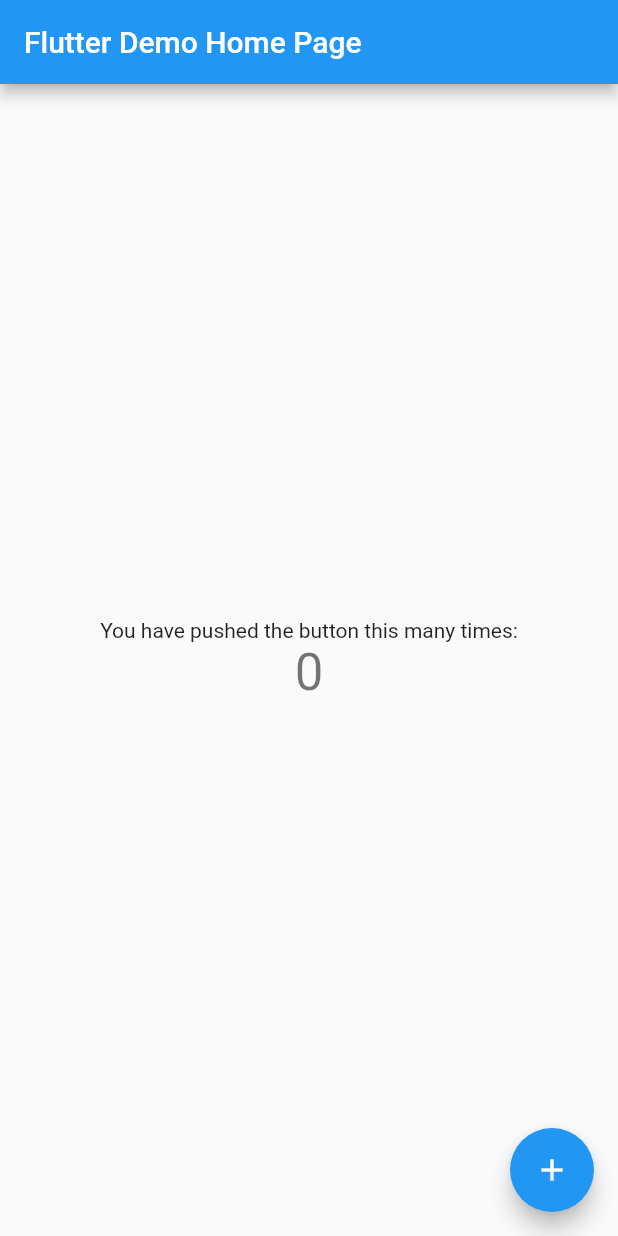
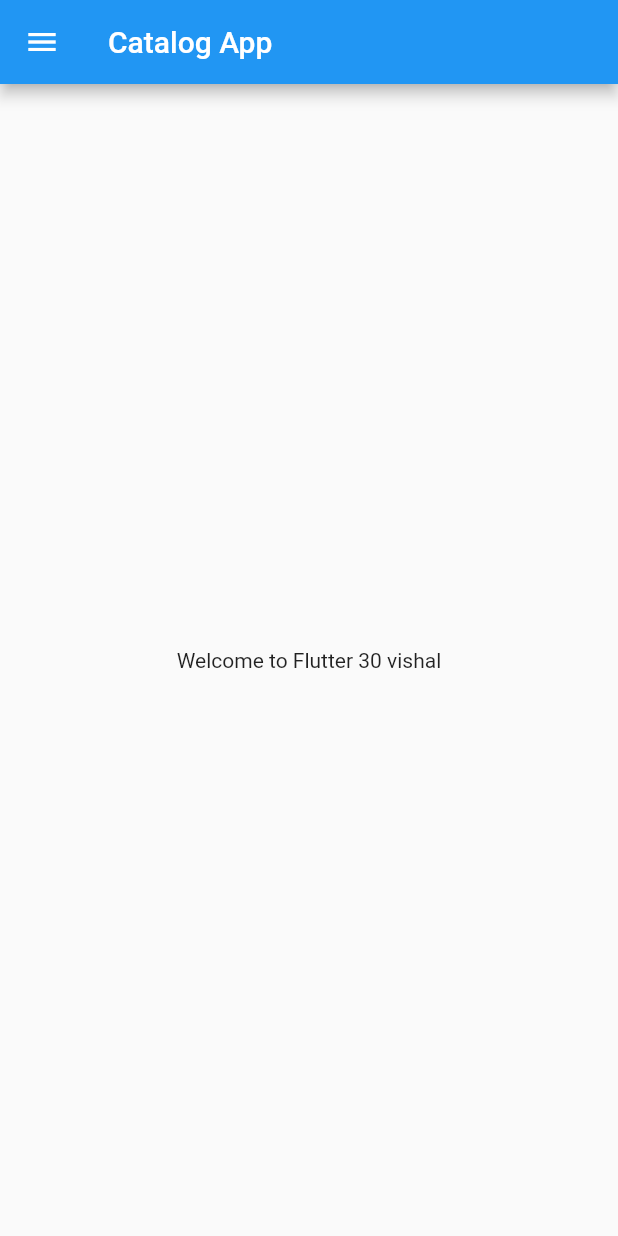
Before and after one commit to Githubsaveme/flutterlearn, a Flutter app: the screen it shows after launch, on a phone screen of 412 x 824 dp. Run offline on Flutter 3.47's test engine with Material 2 defaults, Android fonts, the phone set to English and light mode, and no system bars.

Commit message:
day2 complete

```diff
--- /dev/null
+++ b/lib/home_page.dart
@@ -0,0 +1,22 @@
+import 'package:flutter/material.dart';
+
+class Homepage extends StatelessWidget {
+
+ int day = 30;
+    String name= "vishal";
+
+  @override
+  Widget build(BuildContext context) {
+    return Scaffold(
+      appBar: AppBar(
+        title: Text("Catalog App"),
+        ),
+         body: Center(
+        child: Container(
+          child: Text("Welcome to Flutter $day $name"),
+        ),
+      ),
+      drawer: Drawer(),
+    );
+  }
+}
--- a/lib/main.dart
+++ b/lib/main.dart
@@ -1,115 +1,15 @@
 import 'package:flutter/material.dart';
+import 'package:flutter_catalog/home_page.dart';
 
-void main() {
-  runApp(const MyApp());
+void main(List<String> args) {
+  runApp(Catalog());
 }
 
-class MyApp extends StatelessWidget {
-  const MyApp({Key? key}) : super(key: key);
-
-  // This widget is the root of your application.
+class Catalog extends StatelessWidget {
   @override
   Widget build(BuildContext context) {
+
     return MaterialApp(
-      title: 'Flutter Demo',
-      theme: ThemeData(
-        // This is the theme of your application.
-        //
-        // Try running your application with "flutter run". You'll see the
-        // application has a blue toolbar. Then, without quitting the app, try
-        // changing the primarySwatch below to Colors.green and then invoke
-        // "hot reload" (press "r" in the console where you ran "flutter run",
-        // or simply save your changes to "hot reload" in a Flutter IDE).
-        // Notice that the counter didn't reset back to zero; the application
-        // is not restarted.
-        primarySwatch: Colors.blue,
-      ),
-      home: const MyHomePage(title: 'Flutter Demo Home Page'),
-    );
+      home: Homepage());
   }
 }
-
-class MyHomePage extends StatefulWidget {
-  const MyHomePage({Key? key, required this.title}) : super(key: key);
-
-  // This widget is the home page of your application. It is stateful, meaning
-  // that it has a State object (defined below) that contains fields that affect
-  // how it looks.
-
-  // This class is the configuration for the state. It holds the values (in this
-  // case the title) provided by the parent (in this case the App widget) and
-  // used by the build method of the State. Fields in a Widget subclass are
-  // always marked "final".
-
-  final String title;
-
-  @override
-  State<MyHomePage> createState() => _MyHomePageState();
-}
-
-class _MyHomePageState extends State<MyHomePage> {
-  int _counter = 0;
-
-  void _incrementCounter() {
-    setState(() {
-      // This call to setState tells the Flutter framework that something has
-      // changed in this State, which causes it to rerun the build method below
-      // so that the display can reflect the updated values. If we changed
-      // _counter without calling setState(), then the build method would not be
-      // called again, and so nothing would appear to happen.
-      _counter++;
-    });
-  }
-
-  @override
-  Widget build(BuildContext context) {
-    // This method is rerun every time setState is called, for instance as done
-    // by the _incrementCounter method above.
-    //
-    // The Flutter framework has been optimized to make rerunning build methods
-    // fast, so that you can just rebuild anything that needs updating rather
-    // than having to individually change instances of widgets.
-    return Scaffold(
-      appBar: AppBar(
-        // Here we take the value from the MyHomePage object that was created by
-        // the App.build method, and use it to set our appbar title.
-        title: Text(widget.title),
-      ),
-      body: Center(
-        // Center is a layout widget. It takes a single child and positions it
-        // in the middle of the parent.
-        child: Column(
-          // Column is also a layout widget. It takes a list of children and
-          // arranges them vertically. By default, it sizes itself to fit its
-          // children horizontally, and tries to be as tall as its parent.
-          //
-          // Invoke "debug painting" (press "p" in the console, choose the
-          // "Toggle Debug Paint" action from the Flutter Inspector in Android
-          // Studio, or the "Toggle Debug Paint" command in Visual Studio Code)
-          // to see the wireframe for each widget.
-          //
-          // Column has various properties to control how it sizes itself and
-          // how it positions its children. Here we use mainAxisAlignment to
-          // center the children vertically; the main axis here is the vertical
-          // axis because Columns are vertical (the cross axis would be
-          // horizontal).
-          mainAxisAlignment: MainAxisAlignment.center,
-          children: <Widget>[
-            const Text(
-              'You have pushed the button this many times:',
-            ),
-            Text(
-              '$_counter',
-              style: Theme.of(context).textTheme.headline4,
-            ),
-          ],
-        ),
-      ),
-      floatingActionButton: FloatingActionButton(
-        onPressed: _incrementCounter,
-        tooltip: 'Increment',
-        child: const Icon(Icons.add),
-      ), // This trailing comma makes auto-formatting nicer for build methods.
-    );
-  }
-}
```
